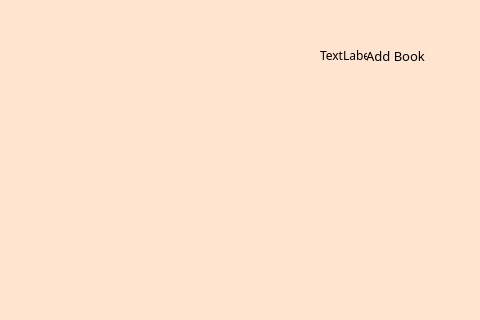
Old version of the form LibraryInformationSystem/admincatalogue.ui in the repository janelle-lr/CS106LibraryInformationSystem; both pictures show x 800 to 1280 and y 0 to 320 of the 1280 by 640 pixel window.
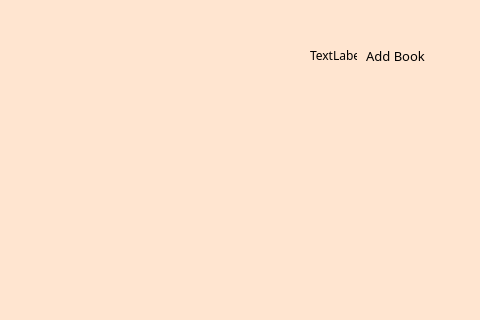
New version of the form. Icons and pictures are not drawn.

The edit to the form file:
```diff
--- a/LibraryInformationSystem/admincatalogue.ui
+++ b/LibraryInformationSystem/admincatalogue.ui
@@ -270,7 +270,7 @@
    <widget class="QLabel" name="addBookIcon">
     <property name="geometry">
      <rect>
-      <x>1120</x>
+      <x>1110</x>
       <y>40</y>
       <width>47</width>
       <height>31</height>
```
